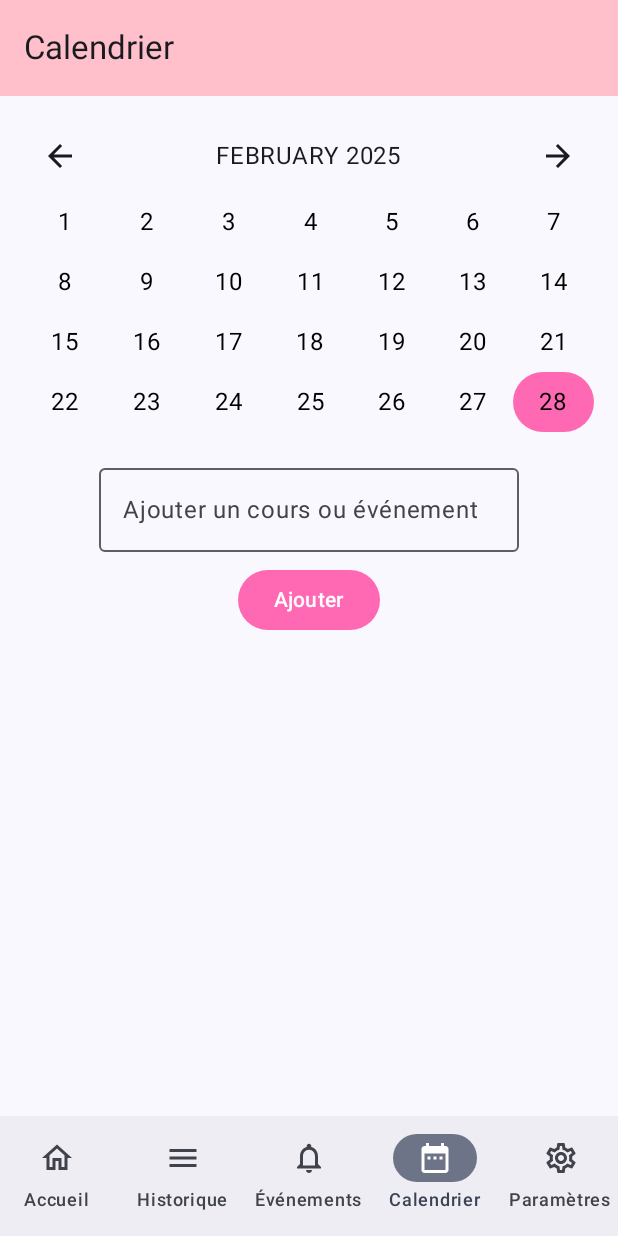
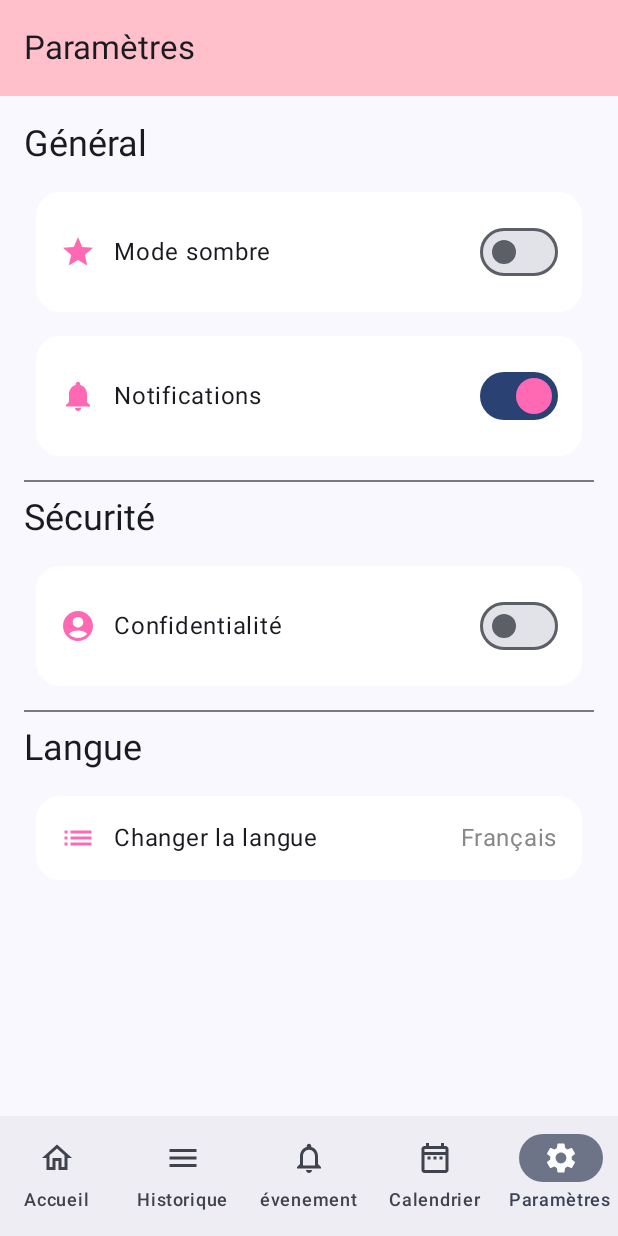
Before and after one commit to inesouarghi24/ISEN-Smart-Caompanion, an Android app built with Jetpack Compose: the composable MainApp shown on its own in the app's theme, item 5 of the bottom bar chosen, on a phone screen of 412 x 824 dp. Run offline under Robolectric (Android 15) with nearby library versions, the light colour scheme and no system bars; libraries missing offline, so code that uses them is left out: com.google.ai.client; 1 statement that could not run was skipped.

Commit message:
settings front et fonction import picture du telpehone

```diff
--- a/app/build.gradle.kts
+++ b/app/build.gradle.kts
@@ -66,4 +66,7 @@ dependencies {
     implementation (libs.generativeai)
     implementation (libs.androidx.room.runtime)
     implementation (libs.androidx.lifecycle.viewmodel.ktx)
+    implementation(libs.coil.compose)
+
+
 }
--- a/app/src/main/java/fr/isen/ines/isensmartcompanion/data/data.kt
+++ /dev/null
@@ -1,4 +0,0 @@
-package fr.isen.ines.isensmartcompanion.data
-
-class data {
-}
--- a/app/src/main/java/fr/isen/ines/isensmartcompanion/screens/CalendarScreen.kt
+++ b/app/src/main/java/fr/isen/ines/isensmartcompanion/screens/CalendarScreen.kt
@@ -49,13 +49,15 @@ import androidx.compose.ui.graphics.Color
 import androidx.compose.ui.platform.LocalContext
 import androidx.compose.ui.text.input.TextFieldValue
 import androidx.compose.ui.unit.dp
+import androidx.navigation.NavHostController
+import fr.isen.ines.isensmartcompanion.screens.NavBarItem
 import java.time.LocalDate
 import java.time.YearMonth
 
 @RequiresApi(Build.VERSION_CODES.O)
 @OptIn(ExperimentalMaterial3Api::class)
 @Composable
-fun CalendarScreen() {
+fun CalendarScreen(navController: NavHostController, navBarItems: List<NavBarItem>) {
     val events = remember { mutableStateMapOf<LocalDate, MutableList<String>>() }
     var newEvent by remember { mutableStateOf(TextFieldValue("")) }
     val selectedDate = remember { mutableStateOf(LocalDate.now()) }
--- a/app/src/main/java/fr/isen/ines/isensmartcompanion/screens/HistoryScreen.kt
+++ b/app/src/main/java/fr/isen/ines/isensmartcompanion/screens/HistoryScreen.kt
@@ -1,4 +1,4 @@
-package fr.isen.ines.isensmartcompanion.ui.screens
+package fr.isen.ines.isensmartcompanion.screens
 
 import androidx.compose.foundation.background
 import androidx.compose.foundation.layout.*
@@ -21,13 +21,13 @@ fun HistoryScreenView() {
         verticalArrangement = Arrangement.Center
     ) {
         Text(
-            text = "Historique des événements",
+            text = "Historique des questions et réponses donner par IA",
             style = MaterialTheme.typography.headlineMedium.copy(fontWeight = FontWeight.Bold),
             color = Color(0xFFFF69B4)
         )
         Spacer(modifier = Modifier.height(16.dp))
         Text(
-            text = "Aucun événement passé pour le moment.",
+            text = "Aucunes Question/ réponses pout le moment.",
             style = MaterialTheme.typography.bodyMedium,
             color = Color.Gray
         )
--- a/app/src/main/java/fr/isen/ines/isensmartcompanion/screens/MainActivity.kt
+++ b/app/src/main/java/fr/isen/ines/isensmartcompanion/screens/MainActivity.kt
@@ -2,11 +2,13 @@ package fr.isen.ines.isensmartcompanion.screens
 
 import android.content.Context
 import android.content.Intent
+import android.os.Build
 import android.os.Bundle
 import android.widget.Toast
 import androidx.activity.ComponentActivity
 import androidx.activity.compose.setContent
 import androidx.activity.enableEdgeToEdge
+import androidx.annotation.RequiresApi
 import androidx.compose.foundation.BorderStroke
 import androidx.compose.foundation.background
 import androidx.compose.foundation.layout.*
@@ -29,17 +31,18 @@ import androidx.navigation.compose.rememberNavController
 import fr.isen.ines.isensmartcompanion.ui.screens.CalendarScreen
 import fr.isen.ines.isensmartcompanion.ui.screens.HomeScreenView
 import fr.isen.ines.isensmartcompanion.ui.screens.EventsScreen
-import fr.isen.ines.isensmartcompanion.ui.screens.HistoryScreenView
+import fr.isen.ines.isensmartcompanion.ui.screens.SettingsScreen
 
 class MainActivity : ComponentActivity() {
     override fun onCreate(savedInstanceState: Bundle?) {
         super.onCreate(savedInstanceState)
         enableEdgeToEdge()
         setContent {
-            MainApp()
+
         }
     }
 }
+@RequiresApi(Build.VERSION_CODES.O)
 @Composable
 fun MainApp() {
     val navController = rememberNavController()
@@ -55,7 +58,10 @@ fun MainApp() {
             composable("home") { HomeScreenView() }
             composable("history") { HistoryScreenView() }
             composable("events") { EventsScreen() }
-            composable("calendar") { CalendarScreen() }
+            composable("calendar") { CalendarScreen(navController, navBarItems) }
+            composable("settings") { SettingsScreen() }
+
+
         }
     }
 }
--- a/app/src/main/java/fr/isen/ines/isensmartcompanion/screens/NavBarItem.kt
+++ b/app/src/main/java/fr/isen/ines/isensmartcompanion/screens/NavBarItem.kt
@@ -31,7 +31,7 @@ val navBarItems = listOf(
     ),
     NavBarItem(
         route = "events",
-        title = "Événements",
+        title = "évenement",
         selectedIcon = Icons.Filled.Notifications,
         unselectedIcon = Icons.Outlined.Notifications
 
--- /dev/null
+++ b/app/src/main/java/fr/isen/ines/isensmartcompanion/screens/Picture.kt
@@ -0,0 +1,44 @@
+package fr.isen.ines.isensmartcompanion.screens
+
+import android.net.Uri
+import androidx.activity.compose.rememberLauncherForActivityResult
+import androidx.activity.result.contract.ActivityResultContracts
+import androidx.compose.foundation.Image
+import androidx.compose.foundation.layout.*
+import androidx.compose.material3.Button
+import androidx.compose.material3.Text
+import androidx.compose.runtime.*
+import androidx.compose.ui.Modifier
+import androidx.compose.ui.platform.LocalContext
+import androidx.compose.ui.unit.dp
+import coil.compose.rememberAsyncImagePainter
+
+
+@Composable
+fun PicturePickerButton(onImagePicked: (Uri?) -> Unit) {
+    val context = LocalContext.current
+    var imageUri by remember { mutableStateOf<Uri?>(null) }
+
+    val launcher = rememberLauncherForActivityResult(
+        contract = ActivityResultContracts.GetContent()
+    ) { uri: Uri? ->
+        imageUri = uri
+        onImagePicked(uri)
+    }
+
+    Column(modifier = Modifier.fillMaxWidth().padding(16.dp)) {
+        Button(onClick = { launcher.launch("image/*") }) {
+            Text("Importer une photo")
+        }
+
+        imageUri?.let {
+            Image(
+                painter = rememberAsyncImagePainter(it),
+                contentDescription = "Image sélectionnée",
+                modifier = Modifier
+                    .fillMaxWidth()
+                    .height(200.dp)
+            )
+        }
+    }
+}
--- a/app/src/main/java/fr/isen/ines/isensmartcompanion/screens/SettingScreen.kt
+++ b/app/src/main/java/fr/isen/ines/isensmartcompanion/screens/SettingScreen.kt
@@ -0,0 +1,154 @@
+package fr.isen.ines.isensmartcompanion.ui.screens
+
+import androidx.compose.foundation.clickable
+import androidx.compose.foundation.layout.*
+import androidx.compose.foundation.shape.RoundedCornerShape
+import androidx.compose.material.icons.Icons
+import androidx.compose.material.icons.filled.AccountCircle
+import androidx.compose.material.icons.filled.List
+import androidx.compose.material.icons.filled.Notifications
+import androidx.compose.material.icons.filled.Star
+import androidx.compose.material3.*
+import androidx.compose.runtime.*
+import androidx.compose.ui.Alignment
+import androidx.compose.ui.Modifier
+import androidx.compose.ui.graphics.Color
+import androidx.compose.ui.graphics.vector.ImageVector
+import androidx.compose.ui.unit.dp
+
+@OptIn(ExperimentalMaterial3Api::class)
+@Composable
+fun SettingsScreen() {
+    var darkMode by remember { mutableStateOf(false) }
+    var notificationsEnabled by remember { mutableStateOf(true) }
+    var privacyEnabled by remember { mutableStateOf(false) }
+    var selectedLanguage by remember { mutableStateOf("Français") }
+
+    val languages = listOf("Français", "Anglais", "Espagnol")
+
+    Scaffold(
+        topBar = {
+            TopAppBar(
+                title = { Text("Paramètres") },
+                colors = TopAppBarDefaults.mediumTopAppBarColors(containerColor = Color(0xFFFFC0CB))
+            )
+        }
+    ) { paddingValues ->
+        Column(
+            modifier = Modifier
+                .fillMaxSize()
+                .padding(paddingValues)
+                .padding(16.dp)
+        ) {
+            Text("Général", style = MaterialTheme.typography.headlineSmall)
+            Spacer(modifier = Modifier.height(8.dp))
+
+            SettingSwitchItem(
+                title = "Mode sombre",
+                icon = Icons.Filled.Star,
+                checked = darkMode,
+                onCheckedChange = { darkMode = it }
+            )
+
+            SettingSwitchItem(
+                title = "Notifications",
+                icon = Icons.Filled.Notifications,
+                checked = notificationsEnabled,
+                onCheckedChange = { notificationsEnabled = it }
+            )
+
+            Divider(modifier = Modifier.padding(vertical = 8.dp))
+
+            Text("Sécurité", style = MaterialTheme.typography.headlineSmall)
+            Spacer(modifier = Modifier.height(8.dp))
+
+            SettingSwitchItem(
+                title = "Confidentialité",
+                icon = Icons.Filled.AccountCircle,
+                checked = privacyEnabled,
+                onCheckedChange = { privacyEnabled = it }
+            )
+
+            Divider(modifier = Modifier.padding(vertical = 8.dp))
+
+            Text("Langue", style = MaterialTheme.typography.headlineSmall)
+            Spacer(modifier = Modifier.height(8.dp))
+
+            SettingDropdownItem(
+                title = "Changer la langue",
+                icon = Icons.Filled.List,
+                selectedValue = selectedLanguage,
+                items = languages,
+                onItemSelected = { selectedLanguage = it }
+            )
+        }
+    }
+}
+
+@Composable
+fun SettingSwitchItem(title: String, icon: ImageVector, checked: Boolean, onCheckedChange: (Boolean) -> Unit) {
+    Card(
+        modifier = Modifier
+            .fillMaxWidth()
+            .padding(8.dp),
+        colors = CardDefaults.cardColors(containerColor = Color.White),
+        shape = RoundedCornerShape(16.dp)
+    ) {
+        Row(
+            modifier = Modifier
+                .fillMaxWidth()
+                .padding(16.dp),
+            verticalAlignment = Alignment.CenterVertically
+        ) {
+            Icon(icon, contentDescription = title, tint = Color(0xFFFF69B4))
+            Spacer(modifier = Modifier.width(12.dp))
+            Text(title, modifier = Modifier.weight(1f))
+            Switch(
+                checked = checked,
+                onCheckedChange = onCheckedChange,
+                colors = SwitchDefaults.colors(checkedThumbColor = Color(0xFFFF69B4))
+            )
+        }
+    }
+}
+
+@Composable
+fun SettingDropdownItem(title: String, icon: ImageVector, selectedValue: String, items: List<String>, onItemSelected: (String) -> Unit) {
+    var expanded by remember { mutableStateOf(false) }
+
+    Card(
+        modifier = Modifier
+            .fillMaxWidth()
+            .padding(8.dp)
+            .clickable { expanded = true },
+        colors = CardDefaults.cardColors(containerColor = Color.White),
+        shape = RoundedCornerShape(16.dp)
+    ) {
+        Row(
+            modifier = Modifier
+                .fillMaxWidth()
+                .padding(16.dp),
+            verticalAlignment = Alignment.CenterVertically
+        ) {
+            Icon(icon, contentDescription = title, tint = Color(0xFFFF69B4))
+            Spacer(modifier = Modifier.width(12.dp))
+            Text(title, modifier = Modifier.weight(1f))
+            Text(selectedValue, color = Color.Gray)
+
+            DropdownMenu(
+                expanded = expanded,
+                onDismissRequest = { expanded = false }
+            ) {
+                items.forEach { language ->
+                    DropdownMenuItem(
+                        text = { Text(language) },
+                        onClick = {
+                            onItemSelected(language)
+                            expanded = false
+                        }
+                    )
+                }
+            }
+        }
+    }
+}
--- a/gradle/libs.versions.toml
+++ b/gradle/libs.versions.toml
@@ -1,5 +1,6 @@
 [versions]
 agp = "8.7.3"
+coilCompose = "2.2.2"
 converterGson = "2.9.0"
 generativeai = "0.9.0"
 generativeaiVersion = "0.4.0"
@@ -24,6 +25,7 @@ androidx-core-ktx = { group = "androidx.core", name = "core-ktx", version.ref =
 androidx-lifecycle-viewmodel-ktx = { module = "androidx.lifecycle:lifecycle-viewmodel-ktx", version.ref = "lifecycleViewmodelKtx" }
 androidx-navigation-compose = { module = "androidx.navigation:navigation-compose", version.ref = "navigationCompose" }
 androidx-room-runtime = { module = "androidx.room:room-runtime", version.ref = "roomRuntime" }
+coil-compose = { module = "io.coil-kt:coil-compose", version.ref = "coilCompose" }
 converter-gson = { module = "com.squareup.retrofit2:converter-gson", version.ref = "converterGson" }
 generativeai = { module = "com.google.ai.client.generativeai:generativeai", version.ref = "generativeai" }
 generativeai-v040 = { module = "com.google.ai.client.generativeai:generativeai", version.ref = "generativeaiVersion" }
```
